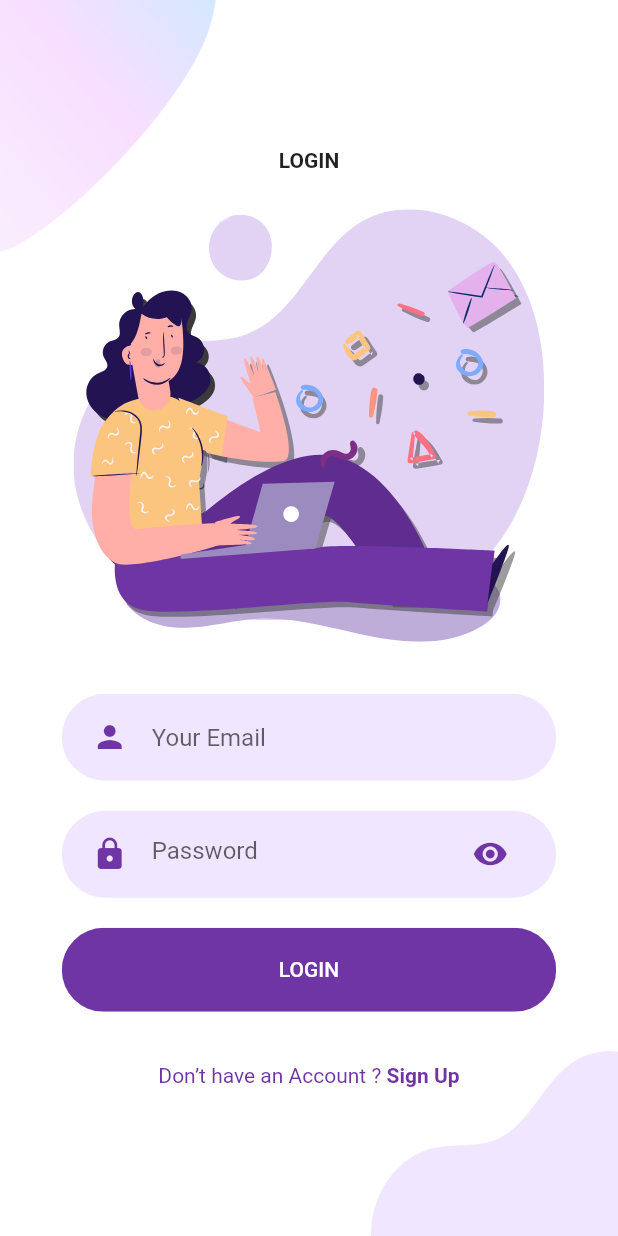
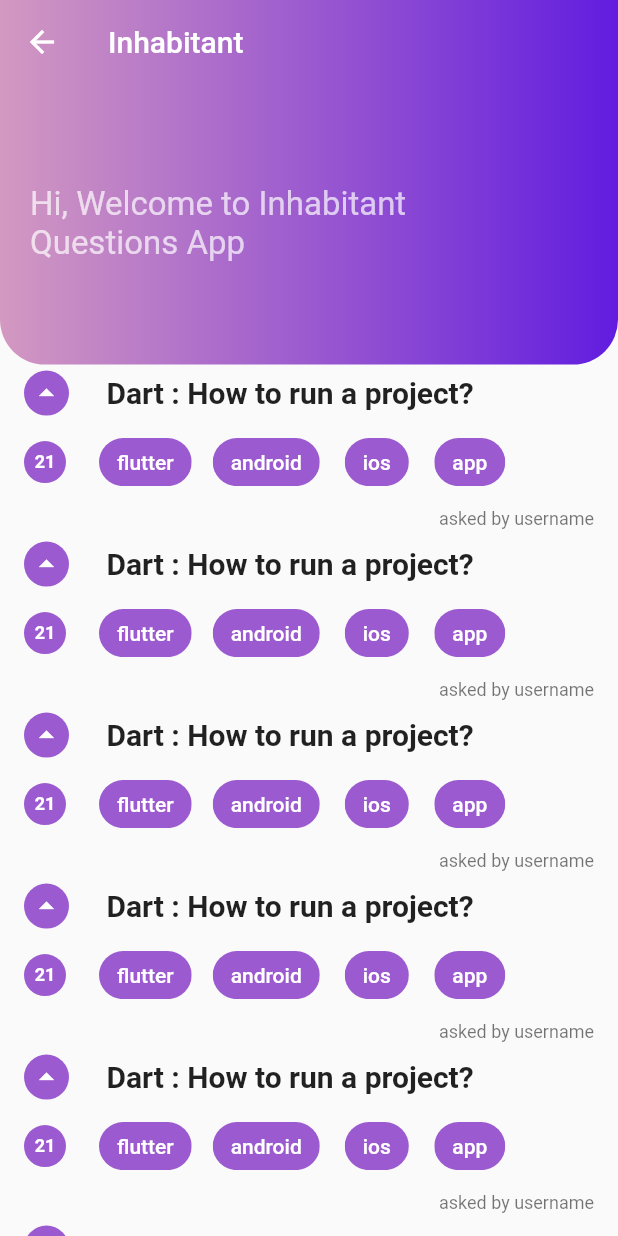
Before and after one commit to kaviya3131/Stackoverflow-Replica, a Flutter app: the LoginScreen screen opened directly, after a tap on "LOGIN", on a phone screen of 412 x 824 dp. Run offline on Flutter 3.47's test engine with Material 2 defaults, Android fonts, the phone set to English and light mode, and no system bars; our stand-ins replace flutter_svg.

Commit message:
login/signup

```diff
--- a/lib/Screens/Login/components/body.dart
+++ b/lib/Screens/Login/components/body.dart
@@ -6,6 +6,7 @@ import 'package:techathon/components/rounded_button.dart';
 import 'package:techathon/components/rounded_input_field.dart';
 import 'package:techathon/components/rounded_password_field.dart';
 import 'package:flutter_svg/svg.dart';
+import 'package:techathon/Screens/menu/all questions.dart';
 
 class Body extends StatelessWidget {
   const Body({
@@ -39,7 +40,17 @@ class Body extends StatelessWidget {
             ),
             RoundedButton(
               text: "LOGIN",
-              press: () {},
+              press: () {
+                Navigator.push(
+                    context,
+                    MaterialPageRoute(
+                    builder: (context)
+                {
+                  return AllQuestion();
+                }
+                  ),
+                );
+              },
             ),
             SizedBox(height: size.height * 0.03),
             AlreadyHaveAnAccountCheck(
--- /dev/null
+++ b/lib/Screens/menu/AnswerPage.dart
@@ -0,0 +1,13 @@
+import 'package:flutter/material.dart';
+
+class Answers extends StatefulWidget {
+  @override
+  _AnswersState createState() => _AnswersState();
+}
+
+class _AnswersState extends State<Answers> {
+  @override
+  Widget build(BuildContext context) {
+    return Container();
+  }
+}
--- /dev/null
+++ b/lib/Screens/menu/all questions.dart
@@ -0,0 +1,153 @@
+import 'package:flutter/material.dart';
+import 'package:flutter/painting.dart';
+import 'package:techathon/Screens/Signup/signup_screen.dart';
+import 'AnswerPage.dart';
+
+class AllQuestion extends StatefulWidget {
+  @override
+  _AllQuestionState createState() => _AllQuestionState();
+}
+
+class _AllQuestionState extends State<AllQuestion> {
+  List <String> Questions = ['flutter','android','ios','app'];
+  @override
+  Widget build(BuildContext context) {
+    return Material(
+      child: Column(
+        children: <Widget>[
+          Stack(
+            children: <Widget>[
+              Container(
+                height: MediaQuery.of(context).size.height * 0.295,
+                width: MediaQuery.of(context).size.width,
+                decoration: BoxDecoration(
+                    gradient: LinearGradient(
+                      colors: [
+                        Color(0xffd399c1),
+                        Color(0xff9b5acf),
+                        Color(0xff611cdf),
+                      ],
+                    ),
+                    borderRadius: BorderRadius.only(
+                      bottomLeft: Radius.circular(30),
+                      bottomRight: Radius.circular(30),
+                    )),
+              ),
+              AppBar(
+                backgroundColor: Colors.transparent,
+                elevation: 0.0,
+                title: Text("Inhabitant"),
+              ),
+              Positioned(
+                top: MediaQuery.of(context).size.height * 0.15,
+                left: 20,
+                right: MediaQuery.of(context).size.width * 0.3,
+                child: Text(
+                  "Hi, Welcome to Inhabitant Questions App",
+                  style: TextStyle(
+                    color: Colors.white70,
+                    fontSize: 22,
+                  ),
+                ),
+              )
+            ],
+          ),
+//          Padding(
+//            padding: const EdgeInsets.all(8.0),
+////            child: Text(
+////              "All Questions",
+////              style: TextStyle(
+////                color: Colors.black,
+////                fontWeight: FontWeight.bold,
+////                fontSize: 24,
+////              ),
+////            ),
+//          ),
+          Expanded(
+            child: ListView.builder(
+//              itemCount: questionData.questions.length,
+            itemCount: 10,
+              itemBuilder: (context, i) {
+//                Questions questions = questionData.questions[i];
+//                String tags = questions.tags;
+//                tags = tags.substring(1, tags.length - 1);
+//                var tagList = tags.split(",");
+
+                return ListTile(
+                  dense: true,
+                  isThreeLine: true,
+                  title:Row(children: [
+                    CircleAvatar(
+                      radius: 15,
+                      foregroundColor: Colors.white,
+                      backgroundColor: Color(0xff9b5acf),
+//                    child: Text(questions.voteCount.toString()),
+                      child: Icon(Icons.arrow_drop_up),
+                    ),
+                    SizedBox(width:25.0 ,),
+                    GestureDetector(child: Text('Dart : How to run a project?',
+                      style: TextStyle(fontSize:20.0,fontWeight: FontWeight.bold),
+                    ),onTap: (){
+                      Navigator.push(
+                        context,
+                        MaterialPageRoute(
+                          builder: (context) {
+                            return Answers();
+                          },
+                        ));}
+                    )
+                      ],),
+//                  trailing:  Text('sent by',
+//                    style: TextStyle(fontSize:20.0,fontWeight: FontWeight.bold),),
+                      subtitle: Column
+                      (children: [
+                      Row(children: [
+                      CircleAvatar(
+                      radius: 14,
+                      foregroundColor: Colors.white,
+                      backgroundColor: Color(0xff9b5acf),
+//                    child: Text(questions.voteCount.toString()),
+                      child:Text('21',style: TextStyle(fontSize: 12.0,fontWeight: FontWeight.bold),),
+                      ),  SizedBox(width:15.0 ,),
+                      Wrap(
+                      children: Questions
+                      .map((
+                    t) => Padding(
+                              padding: EdgeInsets.all(7),
+                              child: Chip(
+                                backgroundColor: Color(0xff9b5acf),
+                                //  shape: RoundedRectangleBorder(),
+                                label: Text(
+                                  t,
+                                  style: TextStyle(
+                                    color: Colors.white,
+
+                                  ),
+                                ),
+                              ),
+                            )
+
+                            )
+                                .toList(),
+                          ),
+                        ],),
+
+
+                      Align(alignment: Alignment.topRight,child: Text('asked by username',textAlign: TextAlign.right,)),
+
+                    ],),
+                  );
+
+              },
+
+            ),
+          ),
+
+//
+        ],
+
+      ),
+
+    );
+  }
+}
--- a/pubspec.yaml
+++ b/pubspec.yaml
@@ -32,6 +32,11 @@ dependencies:
   firebase_auth: ^0.18.0+1
   cloud_firestore: ^0.14.0+2
   shared_preferences: ^0.5.10
+  flutter_bloc: ^0.11.1
+  bloc: ^0.12.0
+  pk_skeleton: ^0.0.2
+  equatable: ^0.2.3
+  http: ^0.12.0+2
 
   flutter_svg: ^0.19.0
 dev_dependencies:
```
Also changed, not shown: pubspec.lock.
